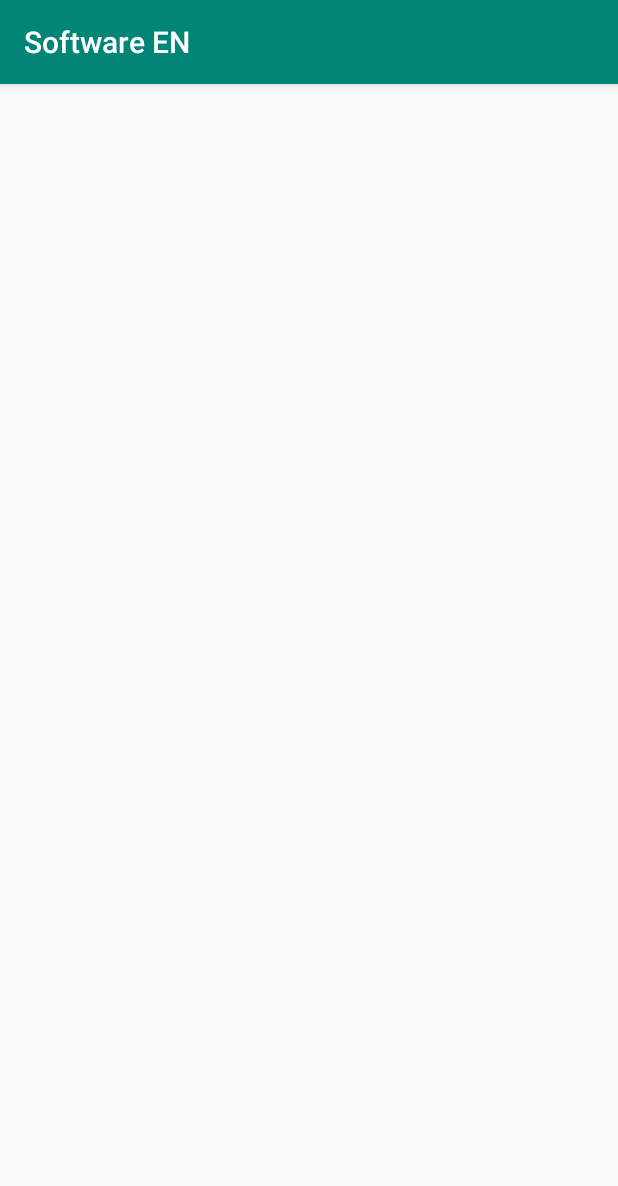
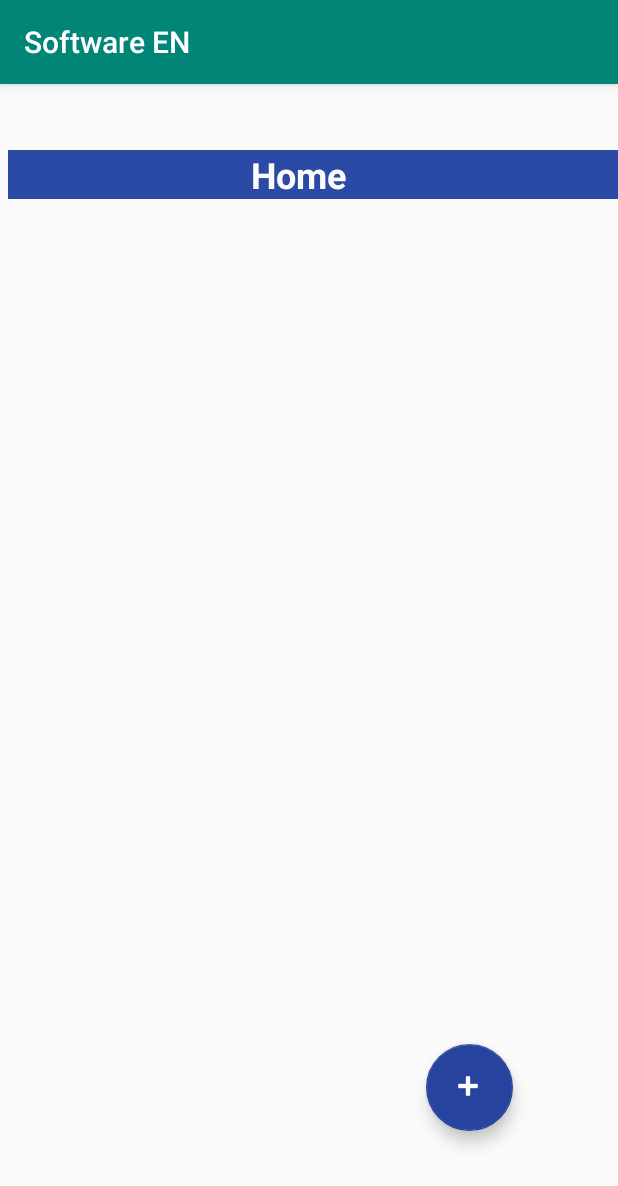
Before and after one commit to acamara2016/AppTracker, an Android app: the home_screen screen opened directly, with no data from a screen before it, on a phone screen of 412 x 824 dp. Shown: the top 1186 px of the screen. Run offline under Robolectric (Android 15) with nearby library versions, the phone set to English and light mode, and no system bars; 2 statements that could not run were skipped.

Commit message:
Home screen add button created that is linked to add_substance_list class.COuld not test as app crashes after trying to log in. Worked by Mahir Labib Iqbal and Asif Rahman

```diff
--- a/app/src/main/java/com/example/softwareen/home_screen.java
+++ b/app/src/main/java/com/example/softwareen/home_screen.java
@@ -2,13 +2,38 @@ package com.example.softwareen;
 
 import androidx.appcompat.app.AppCompatActivity;
 
+import android.content.Intent;
 import android.os.Bundle;
+import android.view.View;
+import android.widget.Button;
 
 public class home_screen extends AppCompatActivity {
+
+    private Button butt;
+
+
 
     @Override
     protected void onCreate(Bundle savedInstanceState) {
         super.onCreate(savedInstanceState);
         setContentView(R.layout.activity_home_screen);
+//Thats is the button reference ID
+        butt=(Button)findViewById(R.id.addSubstance_button);
+        /*This sets up the screen so that when the button is clicked, it automatically goes to the
+       secondActivity which is the add_substance_list.class */
+        butt.setOnClickListener(new View.OnClickListener()
+        {
+            @Override
+            public void onClick(View view)
+            {
+                action();
+            }
+
+   });
+        }
+    public void action()
+    {
+        Intent i=new Intent(home_screen.this,add_substance_list.class);
+        startActivity(i);
     }
 }
--- a/app/src/main/res/layout/activity_add_substance_list.xml
+++ b/app/src/main/res/layout/activity_add_substance_list.xml
@@ -4,6 +4,4 @@
     xmlns:tools="http://schemas.android.com/tools"
     android:layout_width="match_parent"
     android:layout_height="match_parent"
-    tools:context=".add_substance_list">
-
-</androidx.constraintlayout.widget.ConstraintLayout>
+    tools:context=".add_substance_list"/>
--- a/app/src/main/res/layout/activity_home_profile.xml
+++ b/app/src/main/res/layout/activity_home_profile.xml
@@ -4,6 +4,4 @@
     xmlns:tools="http://schemas.android.com/tools"
     android:layout_width="match_parent"
     android:layout_height="match_parent"
-    tools:context=".home_profile">
-
-</androidx.constraintlayout.widget.ConstraintLayout>
+    tools:context=".home_profile"/>
--- a/app/src/main/res/layout/activity_home_screen.xml
+++ b/app/src/main/res/layout/activity_home_screen.xml
@@ -6,4 +6,43 @@
     android:layout_height="match_parent"
     tools:context=".home_screen">
 
+    <com.google.android.material.floatingactionbutton.FloatingActionButton
+        android:id="@+id/addSubstance_button"
+        android:layout_width="65dp"
+        android:layout_height="58dp"
+        android:layout_marginStart="268dp"
+        android:layout_marginLeft="268dp"
+        android:layout_marginEnd="70dp"
+        android:layout_marginRight="70dp"
+        android:layout_marginBottom="70dp"
+        android:clickable="true"
+        android:tint="#FFFFFF"
+        app:backgroundTint="#26449E"
+        app:layout_constraintBottom_toBottomOf="parent"
+        app:layout_constraintEnd_toEndOf="parent"
+        app:layout_constraintHorizontal_bias="1.0"
+        app:layout_constraintStart_toStartOf="parent"
+        app:layout_constraintTop_toTopOf="parent"
+        app:layout_constraintVertical_bias="1.0"
+        app:srcCompat="@android:drawable/ic_input_add" />
+
+    <TextView
+        android:id="@+id/home_TextView"
+        android:layout_width="0dp"
+        android:layout_height="wrap_content"
+        android:layout_marginStart="5dp"
+        android:layout_marginLeft="5dp"
+        android:layout_marginTop="44dp"
+        android:autoText="false"
+        android:background="#2B4AA5"
+        android:text="                           Home"
+        android:textColor="#FBFBFC"
+        android:textSize="24sp"
+        android:textStyle="bold"
+        app:autoSizeMaxTextSize="@dimen/activity_horizontal_margin"
+        app:autoSizeTextType="none"
+        app:layout_constraintEnd_toEndOf="parent"
+        app:layout_constraintHorizontal_bias="0.5"
+        app:layout_constraintStart_toStartOf="parent"
+        app:layout_constraintTop_toTopOf="parent" />
 </androidx.constraintlayout.widget.ConstraintLayout>
```
